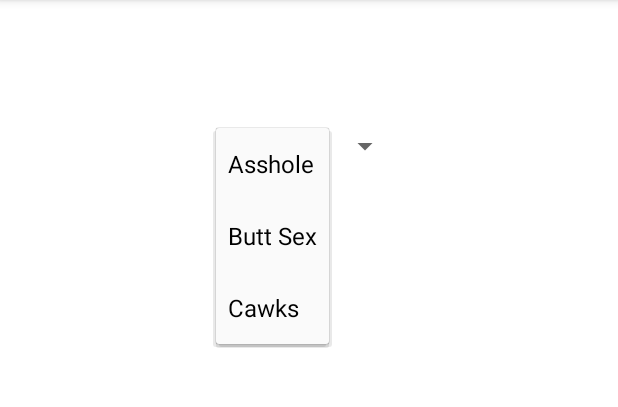
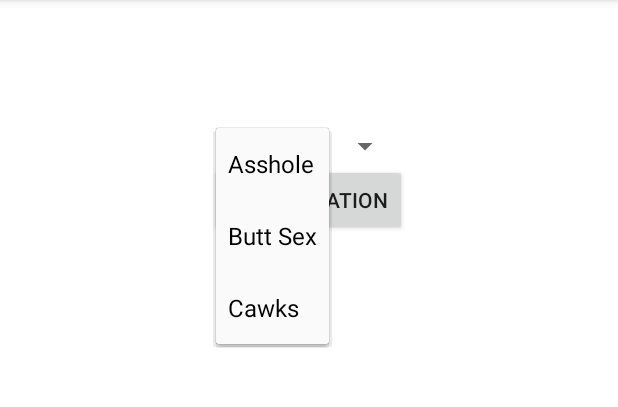
Before and after one commit to joeconstan/Safewalk3, an Android app: the Buildous screen opened directly, with no data from a screen before it, after a tap on "Asshole", on a phone screen of 412 x 824 dp, the part 84-491 px from its top. Run offline under Robolectric (Android 15) with nearby library versions, the phone set to English and light mode, and no system bars.

```diff
--- a/app/src/main/java/com/example/joseph/safewalk2/Buildous.java
+++ b/app/src/main/java/com/example/joseph/safewalk2/Buildous.java
@@ -7,15 +7,18 @@ import android.view.View;
 import android.widget.AdapterView;
 import android.widget.Spinner;
 import android.widget.ArrayAdapter;
-import android.widget.Toast;
+import android.widget.Button;
 
 public class Buildous extends AppCompatActivity {
 
     @Override
     protected void onCreate(Bundle savedInstanceState) {
+        //Declaring shit
         super.onCreate(savedInstanceState);
         setContentView(R.layout.buildous_deliverous);
+        Button sendBuilding = (Button) findViewById(R.id.btnSendBuilding);
 
+        //Setting the values on the spinner
         Spinner spinner = (Spinner) findViewById(R.id.buildingSpinner);
         ArrayAdapter<CharSequence> adapter = ArrayAdapter.createFromResource(this,
                 R.array.buildingsArray, android.R.layout.simple_spinner_item);
@@ -23,10 +26,12 @@ public class Buildous extends AppCompatActivity {
         adapter.setDropDownViewResource(android.R.layout.simple_spinner_dropdown_item);
         spinner.setAdapter(adapter);
 
+        //Checking what's selected on the spinner
         spinner.setOnItemSelectedListener(new AdapterView.OnItemSelectedListener() {
             @Override
             public void onItemSelected(AdapterView<?> parent, View view, int position, long id) {
-                //Toast.makeText(getBaseContext(), parent.getItemAtPosition(position) = " selected", Toast.LENGTH_LONG).show();
+                Object test = parent.getItemAtPosition(position);
+                String test2 = test.toString();
             }
 
             @Override
@@ -34,5 +39,8 @@ public class Buildous extends AppCompatActivity {
 
             }
         });
+
+        //Sending the building
+
     }
 }
--- a/app/src/main/res/layout/buildous_deliverous.xml
+++ b/app/src/main/res/layout/buildous_deliverous.xml
@@ -22,4 +22,12 @@
         android:layout_centerHorizontal="true"
         android:layout_marginTop="85dp" />
 
+    <Button
+        android:layout_width="wrap_content"
+        android:layout_height="wrap_content"
+        android:text="Send Location"
+        android:id="@+id/btnSendBuilding"
+        android:layout_below="@+id/buildingSpinner"
+        android:layout_centerHorizontal="true" />
+
 </RelativeLayout>
--- a/app/src/main/res/values/strings.xml
+++ b/app/src/main/res/values/strings.xml
@@ -6,4 +6,5 @@
         <item>Butt Sex</item>
         <item>Cawks</item>
     </string-array>
+
 </resources>
```
